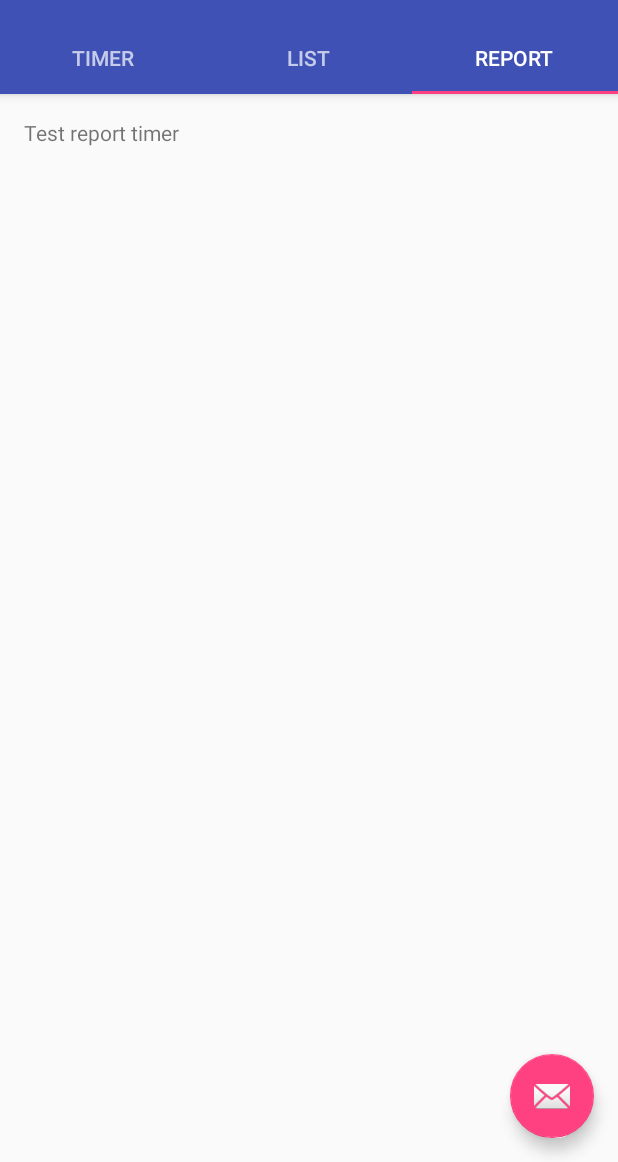
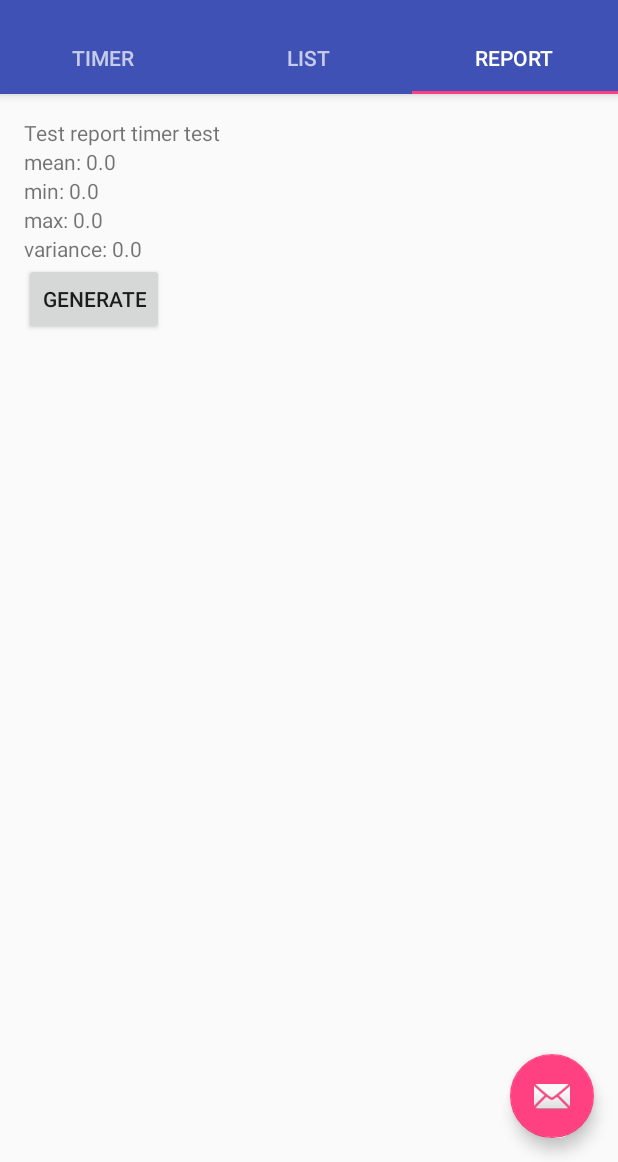
Before and after one commit to otaconisme/FizahTimer, an Android app: the screen it shows after launch (MainActivity), tab 3 chosen, on a phone screen of 412 x 824 dp, the part 74-1236 px from its top. Run offline under Robolectric (Android 15) with nearby library versions, the phone set to English and light mode, and no system bars.

Commit message:
Added basic statistic value in report tab

```diff
--- a/app/src/main/res/layout/activity_main.xml
+++ b/app/src/main/res/layout/activity_main.xml
@@ -28,14 +28,14 @@
         <android.support.design.widget.TabLayout
             android:id="@+id/tabs"
             android:layout_width="match_parent"
-            android:layout_height="wrap_content" />
+            android:layout_height="match_parent" />
 
     </android.support.design.widget.AppBarLayout>
 
     <android.support.v4.view.ViewPager
         android:id="@+id/container"
         android:layout_width="match_parent"
-        android:layout_height="match_parent"
+        android:layout_height="wrap_content"
         app:layout_behavior="@string/appbar_scrolling_view_behavior" />
 
     <android.support.design.widget.FloatingActionButton
--- a/app/src/main/res/layout/tab_list.xml
+++ b/app/src/main/res/layout/tab_list.xml
@@ -1,7 +1,7 @@
 <LinearLayout xmlns:android="http://schemas.android.com/apk/res/android"
     xmlns:tools="http://schemas.android.com/tools"
     android:layout_width="match_parent"
-    android:layout_height="match_parent"
+    android:layout_height="wrap_content"
     android:orientation="vertical"
     android:paddingBottom="@dimen/activity_vertical_margin"
     android:paddingLeft="@dimen/activity_horizontal_margin"
@@ -13,6 +13,7 @@
         android:id="@+id/fragment1"
         android:name="com.otaconisme.myapplication.DataListFragment"
         android:layout_width="match_parent"
-        android:layout_height="wrap_content"/>
+        android:layout_height="match_parent"
+        android:layout_weight="1"/>
 
 </LinearLayout>
--- a/app/src/main/res/layout/tab_report.xml
+++ b/app/src/main/res/layout/tab_report.xml
@@ -1,4 +1,4 @@
-<RelativeLayout xmlns:android="http://schemas.android.com/apk/res/android"
+<LinearLayout xmlns:android="http://schemas.android.com/apk/res/android"
     xmlns:tools="http://schemas.android.com/tools"
     android:layout_width="match_parent"
     android:layout_height="match_parent"
@@ -6,12 +6,91 @@
     android:paddingLeft="@dimen/activity_horizontal_margin"
     android:paddingRight="@dimen/activity_horizontal_margin"
     android:paddingTop="@dimen/activity_vertical_margin"
+    android:orientation="vertical"
     tools:context="com.otaconisme.myapplication.MainActivity$PlaceholderFragment">
 
     <TextView
         android:id="@+id/section_label"
         android:layout_width="wrap_content"
         android:layout_height="wrap_content"
-        android:text="Test report timer"/>
+        android:text="Test report timer test"/>
 
-</RelativeLayout>
+    <LinearLayout
+        android:layout_width="match_parent"
+        android:layout_height="wrap_content"
+        android:orientation="horizontal">
+
+        <TextView
+            android:layout_width="wrap_content"
+            android:layout_height="wrap_content"
+            android:text="mean: "/>
+
+        <TextView
+            android:id="@+id/mean_value"
+            android:layout_width="wrap_content"
+            android:layout_height="wrap_content"
+            android:text="0.0"/>
+    </LinearLayout>
+
+
+    <LinearLayout
+        android:layout_width="match_parent"
+        android:layout_height="wrap_content"
+        android:orientation="horizontal">
+
+        <TextView
+            android:layout_width="wrap_content"
+            android:layout_height="wrap_content"
+            android:text="min: "/>
+
+        <TextView
+            android:id="@+id/min_value"
+            android:layout_width="wrap_content"
+            android:layout_height="wrap_content"
+            android:text="0.0"/>
+    </LinearLayout>
+
+
+    <LinearLayout
+        android:layout_width="match_parent"
+        android:layout_height="wrap_content"
+        android:orientation="horizontal">
+
+        <TextView
+            android:layout_width="wrap_content"
+            android:layout_height="wrap_content"
+            android:text="max: "/>
+
+        <TextView
+            android:id="@+id/max_value"
+            android:layout_width="wrap_content"
+            android:layout_height="wrap_content"
+            android:text="0.0"/>
+    </LinearLayout>
+
+
+    <LinearLayout
+        android:layout_width="match_parent"
+        android:layout_height="wrap_content"
+        android:orientation="horizontal">
+
+        <TextView
+            android:layout_width="wrap_content"
+            android:layout_height="wrap_content"
+            android:text="variance: "/>
+
+        <TextView
+            android:id="@+id/variance_value"
+            android:layout_width="wrap_content"
+            android:layout_height="wrap_content"
+            android:text="0.0"/>
+    </LinearLayout>
+
+    <Button
+    android:id="@+id/button_generate_report"
+    android:layout_width="wrap_content"
+    android:layout_height="wrap_content"
+    android:onClick="generateReport"
+    android:text="@string/button_generate_report_text"/>
+
+</LinearLayout>
--- a/app/src/main/res/values/strings.xml
+++ b/app/src/main/res/values/strings.xml
@@ -4,5 +4,6 @@
     <string name="section_format">Hello World from section: %1$d</string>
     <string name="button_start_timer_text">Start</string>
     <string name="button_stop_timer_text">Stop</string>
+    <string name="button_generate_report_text">Generate</string>
 
 </resources>
```
Also changed, not shown: app/src/main/java/com/otaconisme/myapplication/MainActivity.java (+18 -0 lines), app/src/main/java/com/otaconisme/myapplication/Util.java (+49 -0 lines), app/src/main/res/layout/list_fragment.xml (+5 -3 lines).
